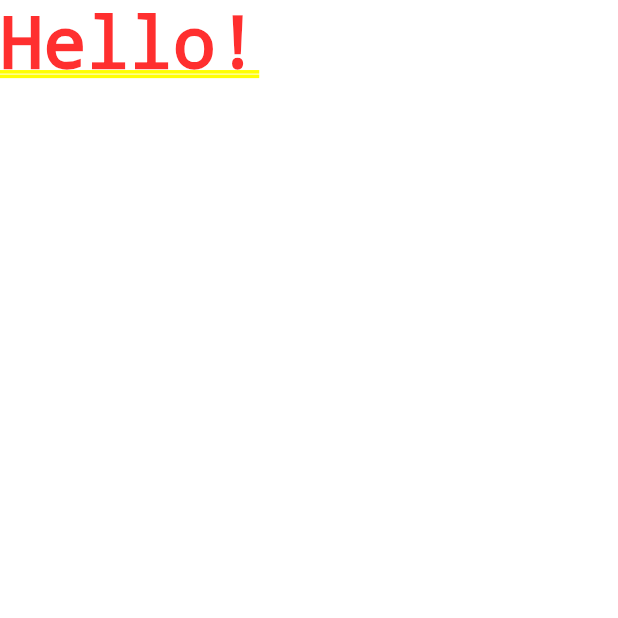
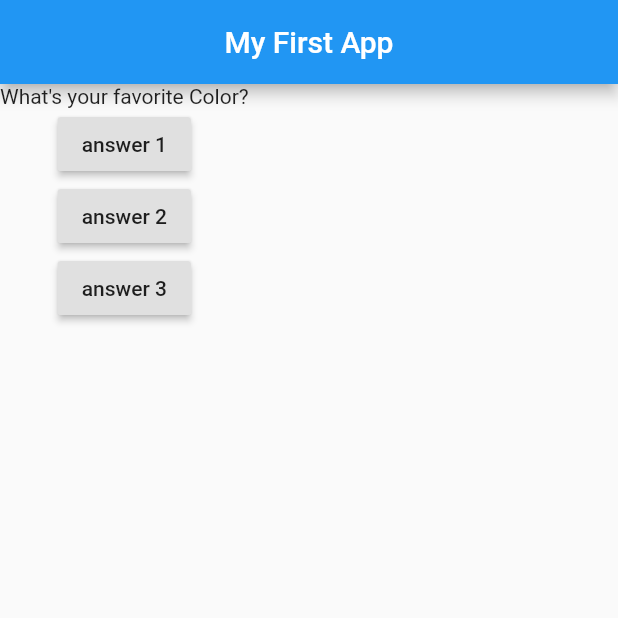
Before and after one commit to TechbirdsYogendra/flutter_first_app, a Flutter app: the screen it shows after launch, on a phone screen of 412 x 824 dp, the top half of it. Run offline on Flutter 3.47's test engine with Material 2 defaults, Android fonts, the phone set to English and light mode, and no system bars.

Commit message:
Added Column Widget with Text and RaisedButton Widget

```diff
--- a/lib/main.dart
+++ b/lib/main.dart
@@ -1,16 +1,64 @@
 import 'package:flutter/material.dart';
 
-void main(List<String> args) {
-  runApp(MyApp());
+// void main(List<String> args) {
+//   runApp(MyApp());
+// }
+// or
+// For only expression we can use the arrow style
+void main() => runApp(MyApp());
+
+class MyApp extends StatefulWidget {
+  @override
+  State<StatefulWidget> createState() {
+    return MyAppState();
+  }
 }
 
-class MyApp extends StatelessWidget {
+class MyAppState extends State<MyApp> {
+  var questionIndex = 0;
+
+  void answerQuestion() {
+    setState(() {
+      if (questionIndex < 1) {
+         questionIndex = questionIndex + 1;
+      }
+    });
+    print(questionIndex);
+  }
 
   @override
   Widget build(BuildContext context) {
-    return MaterialApp(home: Text("Hello!"),);
+    var questions = [
+      "What's your favorite Color?",
+      "What is favorite Cricket Player?"
+    ];
+
+    return MaterialApp(
+      home: Scaffold(
+        appBar: AppBar(
+          title: Text("My First App"),
+          centerTitle: true,
+        ),
+        body: Column(
+          children: [
+            Text(questions[questionIndex]),
+            RaisedButton(
+              child: Text("answer 1"),
+              onPressed: answerQuestion,
+            ),
+            RaisedButton(
+              child: Text("answer 2"),
+              onPressed: () {
+                print("Answer 2 is Pressed");
+              },
+            ),
+            RaisedButton(
+              child: Text("answer 3"),
+              onPressed: () => print("Answer 3 is pressed"),
+            ),
+          ],
+        ),
+      ),
+    );
   }
-
-
-
 }
```
